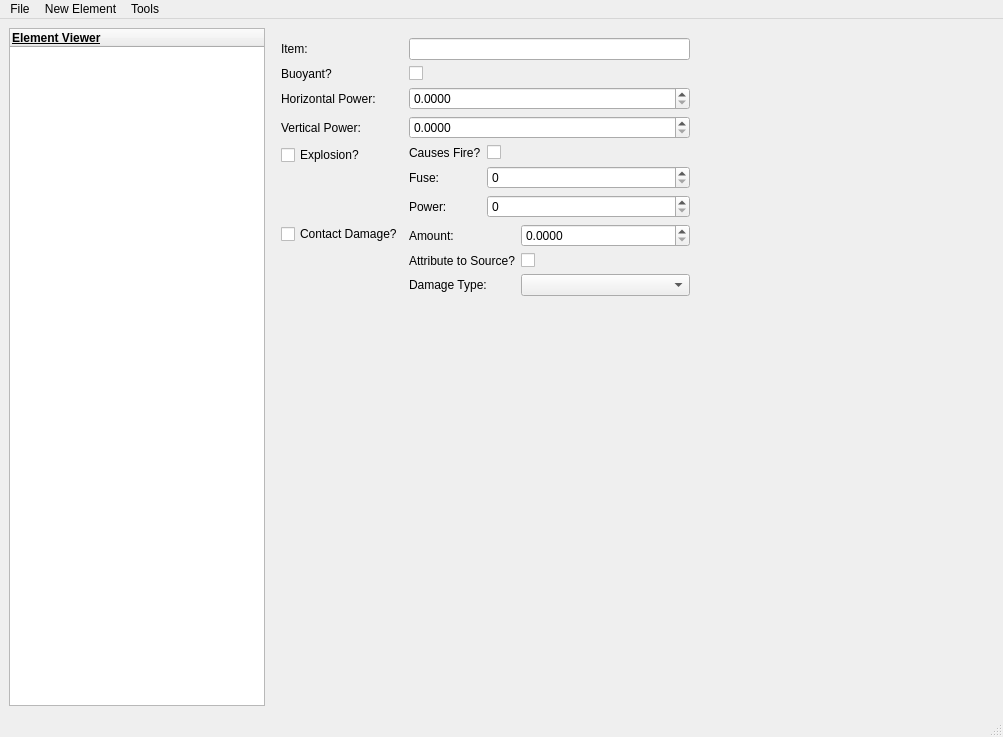
Before: the Qt Designer form lib/UIs/ui.ui in JoelDaDev/mDirt, drawn with Qt 5.
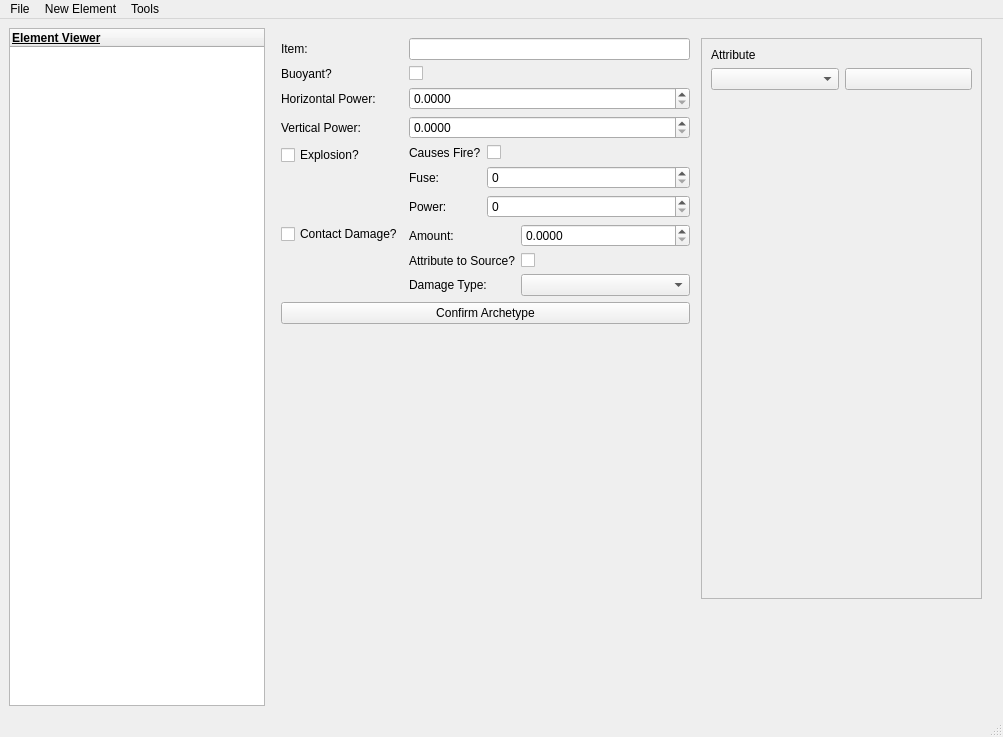
After: the same form once the commit is applied. The open tabs and pages were chosen to show the change. Icons and pictures are not drawn.

Diff of the .ui file:
```diff
--- a/lib/UIs/ui.ui
+++ b/lib/UIs/ui.ui
@@ -3306,14 +3306,14 @@
          <item row="4" column="1">
           <layout class="QFormLayout" name="formLayout_13">
            <item row="0" column="0">
-            <widget class="QLabel" name="archetypeCausesFire">
+            <widget class="QLabel" name="label_79">
              <property name="text">
               <string>Causes Fire?</string>
              </property>
             </widget>
            </item>
            <item row="0" column="1">
-            <widget class="QCheckBox" name="checkBox_3">
+            <widget class="QCheckBox" name="archetypeCausesFire">
              <property name="text">
               <string/>
              </property>
@@ -3390,8 +3390,73 @@
            </item>
           </layout>
          </item>
+         <item row="6" column="0" colspan="2">
+          <widget class="QPushButton" name="archetypeConfirmButton">
+           <property name="text">
+            <string>Confirm Archetype</string>
+           </property>
+          </widget>
+         </item>
         </layout>
        </widget>
+       <widget class="QScrollArea" name="scrollArea_2">
+        <property name="geometry">
+         <rect>
+          <x>430</x>
+          <y>10</y>
+          <width>281</width>
+          <height>561</height>
+         </rect>
+        </property>
+        <property name="widgetResizable">
+         <bool>true</bool>
+        </property>
+        <widget class="QWidget" name="scrollAreaWidgetContents_4">
+         <property name="geometry">
+          <rect>
+           <x>0</x>
+           <y>0</y>
+           <width>281</width>
+           <height>561</height>
+          </rect>
+         </property>
+         <layout class="QGridLayout" name="gridLayout_6">
+          <item row="1" column="1">
+           <widget class="QPushButton" name="archetypeAttributeButton">
+            <property name="text">
+             <string/>
+            </property>
+            <property name="icon">
+             <iconset theme="QIcon::ThemeIcon::ContactNew"/>
+            </property>
+           </widget>
+          </item>
+          <item row="1" column="0">
+           <widget class="QComboBox" name="archetypeAttributeComboBox"/>
+          </item>
+          <item row="0" column="0" colspan="2">
+           <widget class="QLabel" name="label_65">
+            <property name="text">
+             <string>Attribute</string>
+            </property>
+           </widget>
+          </item>
+          <item row="2" column="0">
+           <spacer name="verticalSpacer_2">
+            <property name="orientation">
+             <enum>Qt::Orientation::Vertical</enum>
+            </property>
+            <property name="sizeHint" stdset="0">
+             <size>
+              <width>20</width>
+              <height>40</height>
+             </size>
+            </property>
+           </spacer>
+          </item>
+         </layout>
+        </widget>
+       </widget>
       </widget>
      </widget>
     </item>
```
Left out of the diff: 6 changed lines with no effect on the pictures.
